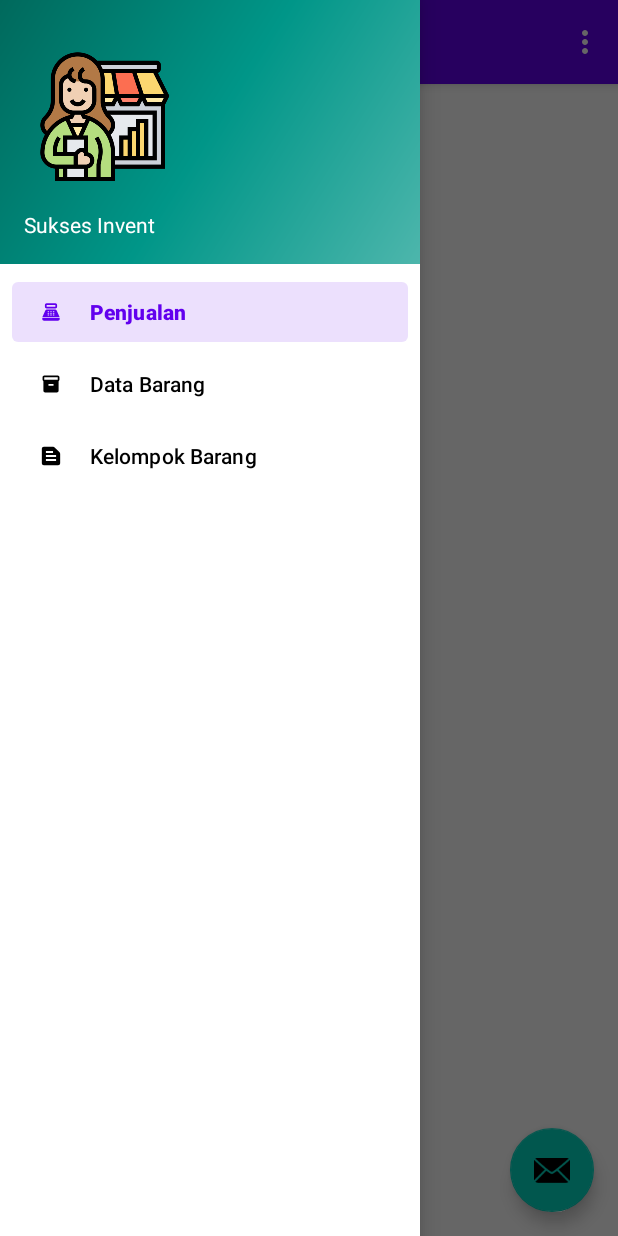
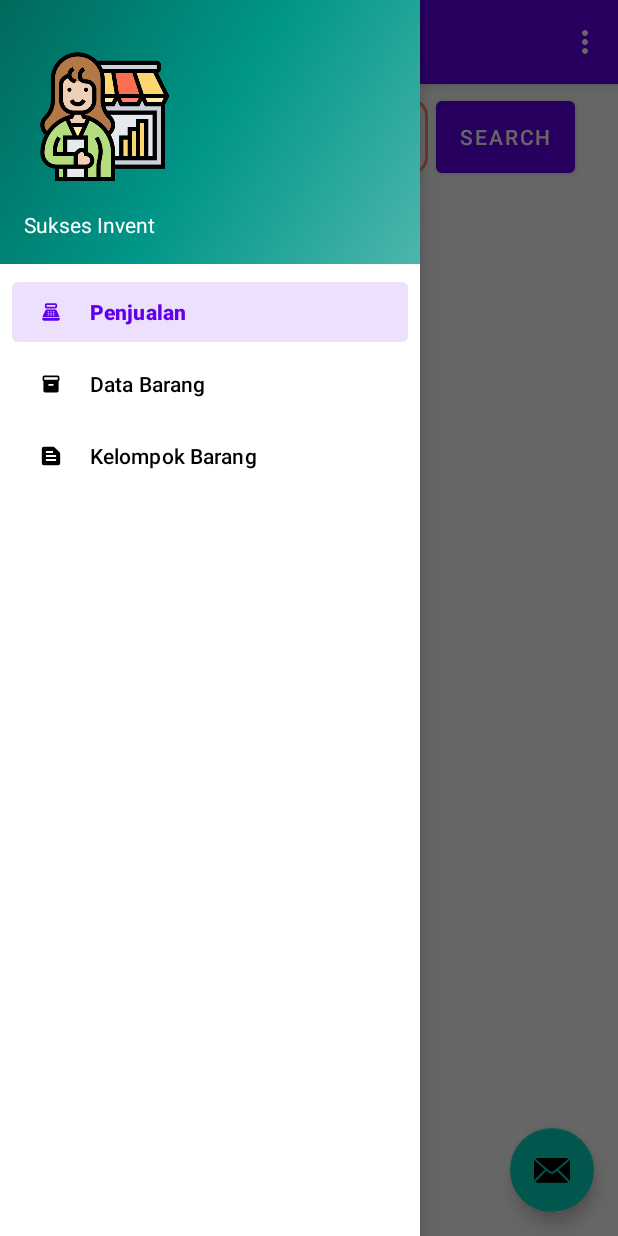
Before and after one commit to aherijanto/SuksesInvent, an Android app: the screen it shows after launch (MainActivity), with the side drawer open, on a phone screen of 412 x 824 dp. Run offline under Robolectric (Android 15) with nearby library versions, the light colour scheme and no system bars; our stand-ins replace navigation-ui.

Commit message:
retrieve record items

```diff
--- a/app/build.gradle
+++ b/app/build.gradle
@@ -40,6 +40,7 @@ dependencies {
     implementation 'androidx.lifecycle:lifecycle-viewmodel-ktx:2.4.1'
     implementation 'androidx.navigation:navigation-fragment:2.5.2'
     implementation 'androidx.navigation:navigation-ui:2.5.2'
+    implementation 'androidx.cardview:cardview:1.0.0'
     testImplementation 'junit:junit:4.13.2'
     androidTestImplementation 'androidx.test.ext:junit:1.1.3'
     androidTestImplementation 'androidx.test.espresso:espresso-core:3.4.0'
--- a/app/src/main/java/com/example/suksesinvent/MainActivity.java
+++ b/app/src/main/java/com/example/suksesinvent/MainActivity.java
@@ -25,17 +25,17 @@ public class MainActivity extends AppCompatActivity {
     protected void onCreate(Bundle savedInstanceState) {
         super.onCreate(savedInstanceState);
 
-          binding = ActivityMainBinding.inflate(getLayoutInflater());
+        binding = ActivityMainBinding.inflate(getLayoutInflater());
         setContentView(binding.getRoot());
 
         setSupportActionBar(binding.appBarMain.toolbar);
-//        binding.appBarMain.fab.setOnClickListener(new View.OnClickListener() {
-//            @Override
-//            public void onClick(View view) {
-//                Snackbar.make(view, "Replace with your own action", Snackbar.LENGTH_LONG)
-//                        .setAction("Action", null).show();
-//            }
-//        });
+        binding.appBarMain.fab.setOnClickListener(new View.OnClickListener() {
+            @Override
+            public void onClick(View view) {
+                Snackbar.make(view, "Replace with your own action", Snackbar.LENGTH_LONG)
+                        .setAction("Action", null).show();
+            }
+        });
         DrawerLayout drawer = binding.drawerLayout;
         NavigationView navigationView = binding.navView;
         // Passing each menu ID as a set of Ids because each
--- /dev/null
+++ b/app/src/main/java/com/example/suksesinvent/adapters/ItemSearchAdapter.java
@@ -0,0 +1,84 @@
+package com.example.suksesinvent.adapters;
+
+
+
+import android.content.Context;
+
+import android.view.LayoutInflater;
+import android.view.View;
+import android.view.ViewGroup;
+import android.widget.TextView;
+
+import androidx.annotation.NonNull;
+
+import androidx.cardview.widget.CardView;
+import androidx.recyclerview.widget.RecyclerView;
+
+
+import com.example.suksesinvent.interfaces.RecyclerViewClickListener;
+import com.example.suksesinvent.interfaces.onClickedItem;
+import com.example.suksesinvent.model.ItemsModelSales;
+
+import java.util.ArrayList;
+
+
+public class ItemSearchAdapter extends RecyclerView.Adapter<ItemSearchAdapter.ItemSearchViewHolder> implements onClickedItem {
+    private onClickedItem onClick;
+    private Context mContext;
+    private ArrayList<ItemsModelSales> itemList;
+    private static RecyclerViewClickListener itemListener;
+
+    public ItemSearchAdapter(Context xFBContext, ArrayList<ItemsModelSales> itemList){
+        this.mContext = xFBContext;
+        this.itemList = itemList;
+    }
+
+
+    public class ItemSearchViewHolder extends RecyclerView.ViewHolder  {
+
+        private TextView _textItemCode;
+        private TextView _textItemName;
+        private TextView _textItemPrice;
+        private TextView _textItemUnit;
+
+        private CardView card;
+
+        public ItemSearchViewHolder(@NonNull View itemView) {
+            super(itemView);
+            _textItemCode = (TextView) itemView.findViewById(com.example.suksesinvent.R.id.txtItemCode);
+            _textItemName = (TextView) itemView.findViewById(com.example.suksesinvent.R.id.txtItemName);
+            _textItemPrice = (TextView) itemView.findViewById(com.example.suksesinvent.R.id.txtPrice);
+            _textItemUnit = (TextView)  itemView.findViewById((com.example.suksesinvent.R.id.txtUnit));
+            card = (CardView) itemView.findViewById(com.example.suksesinvent.R.id.card_item_sales);
+        }
+    }
+
+    @NonNull
+    @Override
+    public ItemSearchAdapter.ItemSearchViewHolder onCreateViewHolder(@NonNull ViewGroup parent, int viewType) {
+        LayoutInflater layoutInflater = LayoutInflater.from(parent.getContext());
+        View view = layoutInflater.inflate(com.example.suksesinvent.R.layout.cardview_item_sales, parent, false);
+        return new ItemSearchAdapter.ItemSearchViewHolder(view);
+    }
+
+    @Override
+    public void onBindViewHolder(@NonNull ItemSearchAdapter.ItemSearchViewHolder holder, int position) {
+//        Random rnd = new Random();
+//        int currentColor = Color.argb(255, rnd.nextInt(300), rnd.nextInt(256), rnd.nextInt(256));
+//        holder.card.setCardBackgroundColor(currentColor);
+        holder._textItemCode.setText(itemList.get(position).get_itemCode());
+        holder._textItemName.setText(itemList.get(position).get_itemName());
+        holder._textItemPrice.setText(String.format("%,d",itemList.get(position).get_itemPrice()).toString());
+        holder._textItemUnit.setText(itemList.get(position).get_itemUnit());
+    }
+
+    @Override
+    public int getItemCount() {
+        return (itemList != null) ? itemList.size() : 0;
+    }
+
+    @Override
+    public void onItemClick(int position) {
+
+    }
+}
--- /dev/null
+++ b/app/src/main/java/com/example/suksesinvent/interfaces/RecyclerViewClickListener.java
@@ -0,0 +1,4 @@
+package com.example.suksesinvent.interfaces;
+
+public interface RecyclerViewClickListener {
+}
--- /dev/null
+++ b/app/src/main/java/com/example/suksesinvent/interfaces/onClickedItem.java
@@ -0,0 +1,5 @@
+package com.example.suksesinvent.interfaces;
+
+public interface onClickedItem {
+    void onItemClick(int position);
+}
--- a/app/src/main/java/com/example/suksesinvent/ui/home/HomeFragment.java
+++ b/app/src/main/java/com/example/suksesinvent/ui/home/HomeFragment.java
@@ -1,21 +1,43 @@
 package com.example.suksesinvent.ui.home;
 
+import android.annotation.SuppressLint;
+import android.os.AsyncTask;
 import android.os.Bundle;
 import android.view.LayoutInflater;
 import android.view.View;
 import android.view.ViewGroup;
+import android.widget.Button;
+import android.widget.EditText;
+import android.widget.LinearLayout;
 import android.widget.TextView;
 
 import androidx.annotation.NonNull;
 import androidx.fragment.app.Fragment;
+import androidx.fragment.app.FragmentActivity;
 import androidx.lifecycle.ViewModelProvider;
+import androidx.recyclerview.widget.LinearLayoutManager;
+import androidx.recyclerview.widget.RecyclerView;
 
+import com.example.suksesinvent.R;
+import com.example.suksesinvent.adapters.ItemSearchAdapter;
 import com.example.suksesinvent.databinding.FragmentHomeBinding;
+import com.example.suksesinvent.json.ItemSalesJSON;
+import com.example.suksesinvent.model.ItemsModelSales;
+import com.example.suksesinvent.network.Connection;
+
+import java.net.URL;
+import java.util.ArrayList;
 
 public class HomeFragment extends Fragment {
 
     private FragmentHomeBinding binding;
+    private RecyclerView rvItemList;
+    private ItemSearchAdapter adapterItemList;
+    public static ArrayList<ItemsModelSales> dataItemList;
+    private EditText txtSearchItem;
+    private Button btnSearchItem;
 
+    @SuppressLint("NotifyDataSetChanged")
     public View onCreateView(@NonNull LayoutInflater inflater,
                              ViewGroup container, Bundle savedInstanceState) {
         HomeViewModel homeViewModel =
@@ -23,9 +45,28 @@ public class HomeFragment extends Fragment {
 
         binding = FragmentHomeBinding.inflate(inflater, container, false);
         View root = binding.getRoot();
+        txtSearchItem = binding.txtSearchItem;
+        btnSearchItem = binding.btnSearch;
+        rvItemList = binding.rvItemSales;
+//
+        dataItemList = new ArrayList<>();
+        adapterItemList = new ItemSearchAdapter(getContext(),dataItemList);
+        rvItemList.setLayoutManager(new LinearLayoutManager(getContext()));
+        rvItemList.setAdapter(adapterItemList);
+        adapterItemList.notifyDataSetChanged();
 
-        final TextView textView = binding.textHome;
-        homeViewModel.getText().observe(getViewLifecycleOwner(), textView::setText);
+
+        if (savedInstanceState == null) {
+            btnSearchItem.setOnClickListener( new View.OnClickListener() {
+                @Override
+                public void onClick(View v) {
+                    new FetchItemList().execute();
+                }
+            });
+        } else {
+            //ArrayList parcelRecipe = savedInstanceState.getParcelableArrayList(MY_KEY);
+            rvItemList.setAdapter(new ItemSearchAdapter(getContext(), dataItemList));
+        }
         return root;
     }
 
@@ -34,4 +75,32 @@ public class HomeFragment extends Fragment {
         super.onDestroyView();
         binding = null;
     }
+
+    public class FetchItemList extends AsyncTask<String,Void,ArrayList<ItemsModelSales>> {
+
+        @Override
+        protected ArrayList<ItemsModelSales> doInBackground(String... params) {
+
+            URL ItemDataUrl = Connection.buildURL("https://senang.mimoapps.xyz/apis/getitemlist_sukses.php?itemname=" + txtSearchItem.getText().toString());
+            //https://senang.mimoapps.xyz/apis/getlistitems.php?itemname=
+            try {
+                String ItemListResponse = Connection.getResponseFromHttpUrl(ItemDataUrl);
+
+                return ItemSalesJSON.GetItemList(getActivity().getApplicationContext(), ItemListResponse);
+
+            } catch (Exception e) {
+                e.printStackTrace();
+                return null;
+            }
+        }
+
+        protected void onPostExecute(ArrayList<ItemsModelSales> strings) {
+            if (strings != null) {
+                adapterItemList = new ItemSearchAdapter(getContext(),strings);
+                rvItemList.setAdapter(adapterItemList);
+                dataItemList=strings;
+            }
+        }
+    }
+
 }
--- /dev/null
+++ b/app/src/main/res/drawable/rounded_textbox_search.xml
@@ -0,0 +1,12 @@
+<?xml version="1.0" encoding="utf-8"?>
+<shape xmlns:android="http://schemas.android.com/apk/res/android"
+    android:shape="rectangle" android:padding="10dp">
+    <solid android:color="#FFFF"/>
+    <stroke android:width="2dp"
+        android:color="#fb8f67" />
+    <corners
+        android:bottomRightRadius="10dp"
+        android:bottomLeftRadius="10dp"
+        android:topLeftRadius="10dp"
+        android:topRightRadius="10dp"/>
+</shape>
--- a/app/src/main/res/layout/fragment_home.xml
+++ b/app/src/main/res/layout/fragment_home.xml
@@ -1,22 +1,48 @@
 <?xml version="1.0" encoding="utf-8"?>
-<androidx.constraintlayout.widget.ConstraintLayout xmlns:android="http://schemas.android.com/apk/res/android"
+<androidx.constraintlayout.widget.ConstraintLayout
+   xmlns:android="http://schemas.android.com/apk/res/android"
+    xmlns:tools="http://schemas.android.com/tools"
     xmlns:app="http://schemas.android.com/apk/res-auto"
-    xmlns:tools="http://schemas.android.com/tools"
     android:layout_width="match_parent"
     android:layout_height="match_parent"
     tools:context=".ui.home.HomeFragment">
-
-    <TextView
-        android:id="@+id/text_home"
+    <RelativeLayout
         android:layout_width="match_parent"
         android:layout_height="wrap_content"
-        android:layout_marginStart="8dp"
-        android:layout_marginTop="8dp"
-        android:layout_marginEnd="8dp"
-        android:textAlignment="center"
-        android:textSize="20sp"
-        app:layout_constraintBottom_toBottomOf="parent"
-        app:layout_constraintEnd_toEndOf="parent"
-        app:layout_constraintStart_toStartOf="parent"
-        app:layout_constraintTop_toTopOf="parent" />
+        tools:ignore="MissingConstraints">
+
+        <EditText
+            android:layout_marginTop="10dp"
+            android:layout_width="280dp"
+            android:layout_height="50dp"
+            android:id="@+id/txtSearchItem"
+            android:textSize="18sp"
+            android:layout_marginStart="5dp"
+            android:maxLength="30"
+            android:background="@drawable/rounded_textbox_search"
+            android:textStyle="bold"
+            android:paddingStart="5dp"
+            tools:ignore="RtlSymmetry"
+            android:text=""/>
+
+        <Button
+            android:id="@+id/btnSearch"
+            android:layout_width="wrap_content"
+            android:layout_height="60dp"
+            android:layout_marginStart="5dp"
+            android:layout_marginTop="5dp"
+            android:layout_toEndOf="@+id/txtSearchItem"
+            android:text="@string/button_search_item_purple" />
+
+        <androidx.recyclerview.widget.RecyclerView
+            android:layout_width="match_parent"
+            android:layout_height="match_parent"
+            android:id="@+id/rvItemSales"
+            android:layout_below="@+id/txtSearchItem"
+            android:layout_marginTop="15sp"/>
+
+    </RelativeLayout>
+
+
+
 </androidx.constraintlayout.widget.ConstraintLayout>
--- a/app/src/main/res/values/colors.xml
+++ b/app/src/main/res/values/colors.xml
@@ -7,4 +7,6 @@
     <color name="teal_700">#FF018786</color>
     <color name="black">#FF000000</color>
     <color name="white">#FFFFFFFF</color>
+    <color name="background_card_view">#ecf8f8</color>
+
 </resources>
--- a/app/src/main/res/values/strings.xml
+++ b/app/src/main/res/values/strings.xml
@@ -10,4 +10,6 @@
     <string name="menu_home">Penjualan</string>
     <string name="menu_gallery">Data Barang</string>
     <string name="menu_slideshow">Kelompok Barang</string>
+
+    <string name="button_search_item_purple">Search</string>
 </resources>
```
Also changed, not shown: app/src/main/java/com/example/suksesinvent/json/ItemSalesJSON.java (added, +36 -0 lines), app/src/main/java/com/example/suksesinvent/model/ItemsModelSales.java (added, +89 -0 lines), app/src/main/java/com/example/suksesinvent/network/Connection.java (added, +83 -0 lines), app/src/main/res/layout/cardview_item_sales.xml (added, +95 -0 lines).
